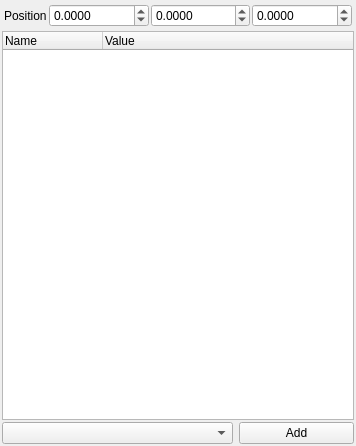
This is qteditor/QtEditor/property_view.ui in nem0/LumixEngine as Qt 5 draws it before an edit. The edited form follows.
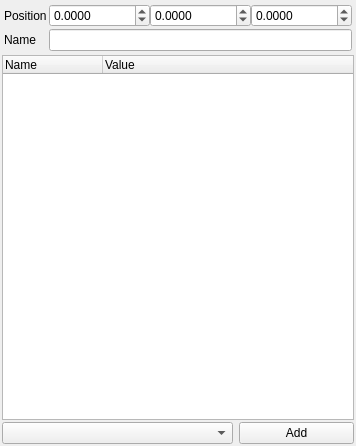
This is the edited form.

Diff of the .ui file:
```diff
--- a/qteditor/QtEditor/property_view.ui
+++ b/qteditor/QtEditor/property_view.ui
@@ -50,8 +50,14 @@
         <verstretch>0</verstretch>
        </sizepolicy>
       </property>
-      <layout class="QHBoxLayout" name="horizontalLayout_2">
-       <property name="spacing">
+      <layout class="QFormLayout" name="formLayout">
+       <property name="fieldGrowthPolicy">
+        <enum>QFormLayout::AllNonFixedFieldsGrow</enum>
+       </property>
+       <property name="horizontalSpacing">
+        <number>2</number>
+       </property>
+       <property name="verticalSpacing">
         <number>2</number>
        </property>
        <property name="leftMargin">
@@ -66,13 +72,31 @@
        <property name="bottomMargin">
         <number>2</number>
        </property>
-       <item>
+       <item row="0" column="0">
         <widget class="QLabel" name="label">
          <property name="text">
           <string>Position</string>
          </property>
         </widget>
        </item>
+       <item row="0" column="1">
+        <widget class="QWidget" name="widget_4" native="true">
+         <layout class="QHBoxLayout" name="horizontalLayout_2">
+          <property name="spacing">
+           <number>0</number>
+          </property>
+          <property name="leftMargin">
+           <number>0</number>
+          </property>
+          <property name="topMargin">
+           <number>0</number>
+          </property>
+          <property name="rightMargin">
+           <number>0</number>
+          </property>
+          <property name="bottomMargin">
+           <number>0</number>
+          </property>
        <item>
         <widget class="QDoubleSpinBox" name="positionX">
          <property name="sizePolicy">
@@ -127,6 +151,19 @@
          </property>
          <property name="maximum">
           <double>999999.000000000000000</double>
+            </property>
+           </widget>
+          </item>
+         </layout>
+        </widget>
+       </item>
+       <item row="1" column="1">
+        <widget class="QLineEdit" name="nameEdit"/>
+       </item>
+       <item row="1" column="0">
+        <widget class="QLabel" name="label_2">
+         <property name="text">
+          <string>Name</string>
          </property>
         </widget>
        </item>
```
Lines whose indentation alone changed are shown as unchanged.
